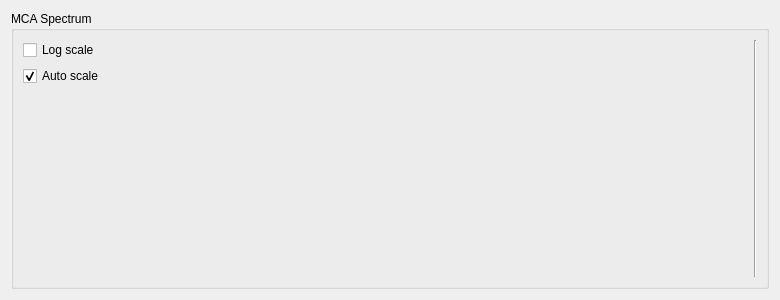
This is spectromicroscopy/smpgui/ui_mcaspectrum.ui in praxes/praxes as Qt 5 draws it before an edit. The edited form follows.
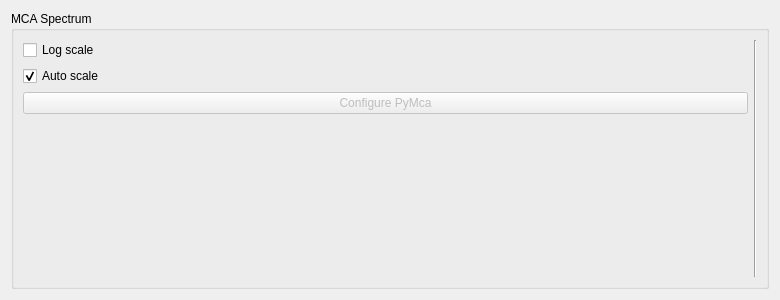
This is the edited form.

Commit message: [svn] fixed a bug in disconnecting signals after a scan

The edit to the form file:
```diff
--- a/spectromicroscopy/smpgui/ui_mcaspectrum.ui
+++ b/spectromicroscopy/smpgui/ui_mcaspectrum.ui
@@ -41,7 +41,7 @@
           </property>
          </widget>
         </item>
-        <item row="2" column="0" >
+        <item row="3" column="0" >
          <spacer>
           <property name="orientation" >
            <enum>Qt::Vertical</enum>
@@ -54,6 +54,16 @@
           </property>
          </spacer>
         </item>
+        <item row="2" column="0" >
+         <widget class="QPushButton" name="configPyMcaButton" >
+          <property name="enabled" >
+           <bool>false</bool>
+          </property>
+          <property name="text" >
+           <string>Configure PyMca</string>
+          </property>
+         </widget>
+        </item>
        </layout>
       </item>
       <item>
```
The commit also changes 2 other files.
